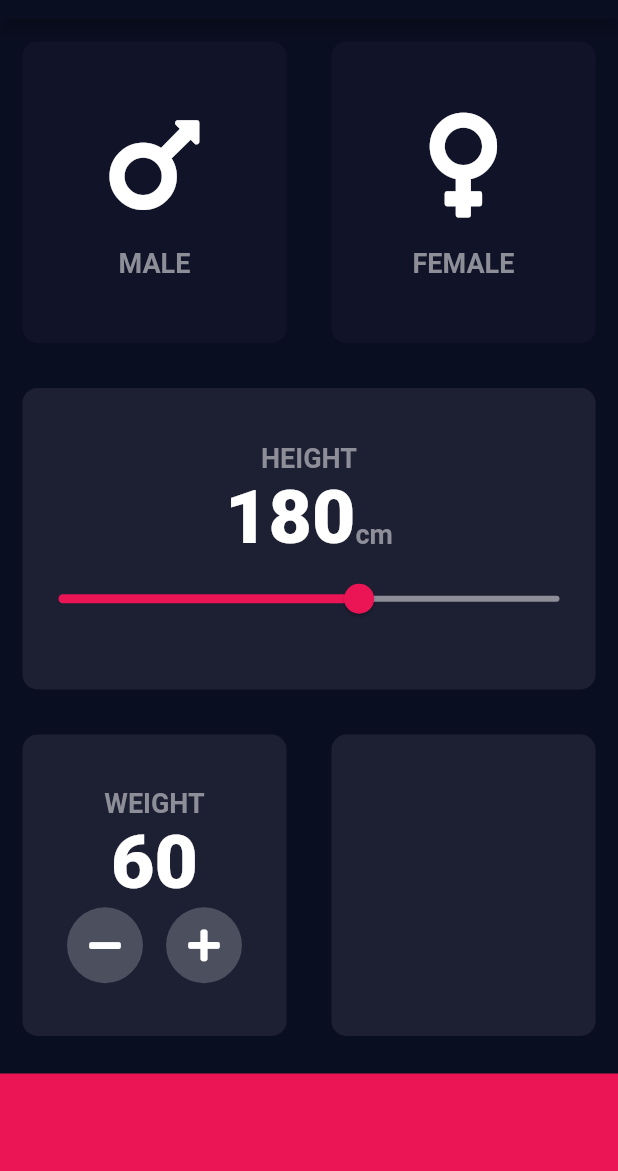
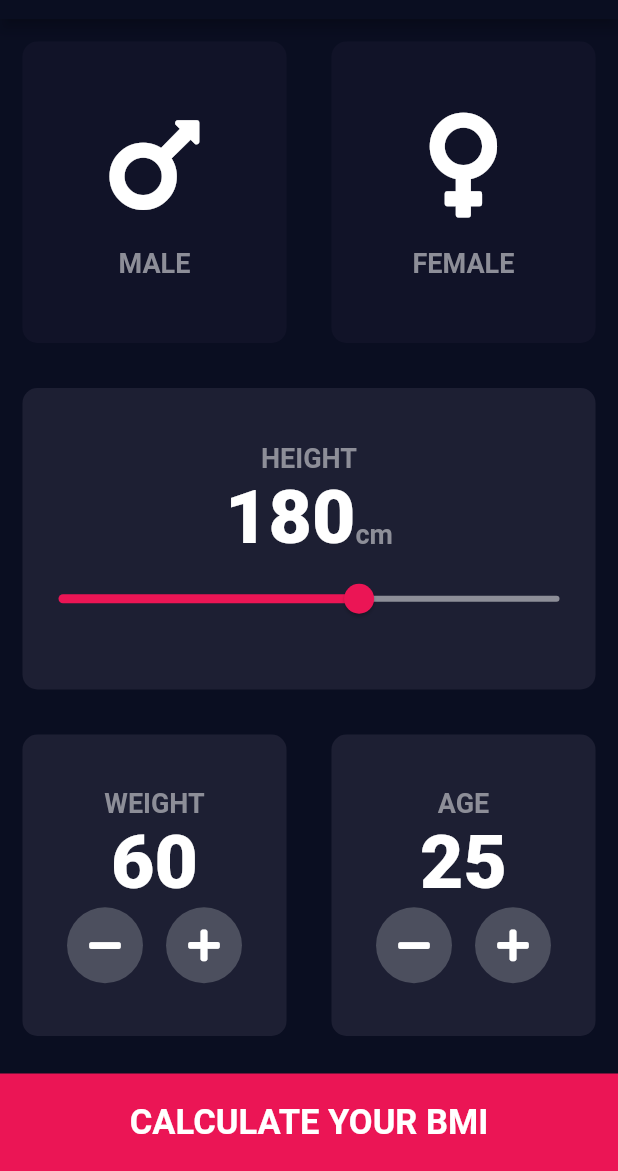
Before and after one commit to chauhan2b/bmi_calculator, a Flutter app: the screen it shows after launch, on a phone screen of 412 x 824 dp, the part 65-1236 px from its top. Run offline on Flutter 3.47's test engine with Material 2 defaults, Android fonts, the phone set to English and light mode, and no system bars; our stand-ins replace font_awesome_flutter.

```diff
--- /dev/null
+++ b/lib/icon_button.dart
@@ -0,0 +1,23 @@
+import 'package:flutter/material.dart';
+
+class RoundIconButton extends StatelessWidget {
+  RoundIconButton({@required this.icon, @required this.onPressed});
+
+  final IconData icon;
+  final Function onPressed;
+
+  @override
+  Widget build(BuildContext context) {
+    return RawMaterialButton(
+      child: Icon(icon),
+      onPressed: onPressed,
+      elevation: 0.0,
+      constraints: BoxConstraints.tightFor(
+        width: 56.0,
+        height: 50.6,
+      ),
+      shape: CircleBorder(),
+      fillColor: Color(0xFF4C4F5E),
+    );
+  }
+}
--- a/lib/input_page.dart
+++ b/lib/input_page.dart
@@ -4,6 +4,8 @@ import 'package:font_awesome_flutter/font_awesome_flutter.dart';
 import './icon_content.dart';
 import './reusable_card.dart';
 import './constants.dart';
+import './icon_button.dart';
+import './results_page.dart';
 
 enum Gender { male, female }
 
@@ -16,6 +18,7 @@ class _InputPageState extends State<InputPage> {
   Gender selectedGender;
   int height = 180;
   int weight = 60;
+  int age = 25;
 
   @override
   Widget build(BuildContext context) {
@@ -134,7 +137,7 @@ class _InputPageState extends State<InputPage> {
                                 icon: FontAwesomeIcons.minus,
                                 onPressed: () {
                                   setState(() {
-                                    weight -= 1;
+                                    weight--;
                                   });
                                 },
                               ),
@@ -145,7 +148,7 @@ class _InputPageState extends State<InputPage> {
                                 icon: FontAwesomeIcons.plus,
                                 onPressed: () {
                                   setState(() {
-                                    weight += 1;
+                                    weight++;
                                   });
                                 },
                               ),
@@ -158,16 +161,65 @@ class _InputPageState extends State<InputPage> {
                   Expanded(
                     child: ReusableCard(
                       colour: kActiveCardColor,
+                      cardChild: Column(
+                        mainAxisAlignment: MainAxisAlignment.center,
+                        children: [
+                          Text(
+                            'AGE',
+                            style: kLabelTextStyle,
+                          ),
+                          Text(
+                            age.toString(),
+                            style: kNumberTextStyle,
+                          ),
+                          Row(
+                            mainAxisAlignment: MainAxisAlignment.center,
+                            children: [
+                              RoundIconButton(
+                                icon: FontAwesomeIcons.minus,
+                                onPressed: () {
+                                  setState(() {
+                                    age--;
+                                  });
+                                },
+                              ),
+                              SizedBox(
+                                width: 10.0,
+                              ),
+                              RoundIconButton(
+                                icon: FontAwesomeIcons.plus,
+                                onPressed: () {
+                                  setState(() {
+                                    age++;
+                                  });
+                                },
+                              ),
+                            ],
+                          ),
+                        ],
+                      ),
                     ),
                   ),
                 ],
               ),
             ),
-            Container(
-              color: kBottomContainerColor,
-              margin: EdgeInsets.only(top: 10.0),
-              width: double.infinity,
-              height: kBottomContainerHeight,
+            GestureDetector(
+              onTap: () {
+                Navigator.push(context,
+                    MaterialPageRoute(builder: (context) => ResultsPage()));
+              },
+              child: Container(
+                child: Center(
+                  child: Text(
+                    'CALCULATE YOUR BMI',
+                    style: kLargeButtonTextStyle,
+                  ),
+                ),
+                color: kBottomContainerColor,
+                margin: EdgeInsets.only(top: 10.0),
+                width: double.infinity,
+                height: kBottomContainerHeight,
+              ),
             ),
           ],
         ),
@@ -175,25 +227,3 @@ class _InputPageState extends State<InputPage> {
     );
   }
 }
-
-class RoundIconButton extends StatelessWidget {
-  RoundIconButton({@required this.icon, @required this.onPressed});
-
-  final IconData icon;
-  final Function onPressed;
-
-  @override
-  Widget build(BuildContext context) {
-    return RawMaterialButton(
-      child: Icon(icon),
-      onPressed: onPressed,
-      elevation: 0.0,
-      constraints: BoxConstraints.tightFor(
-        width: 56.0,
-        height: 50.6,
-      ),
-      shape: CircleBorder(),
-      fillColor: Color(0xFF4C4F5E),
-    );
-  }
-}
```
Also changed, not shown: lib/constants.dart (+25 -0 lines), lib/results_page.dart (added, +54 -0 lines).
